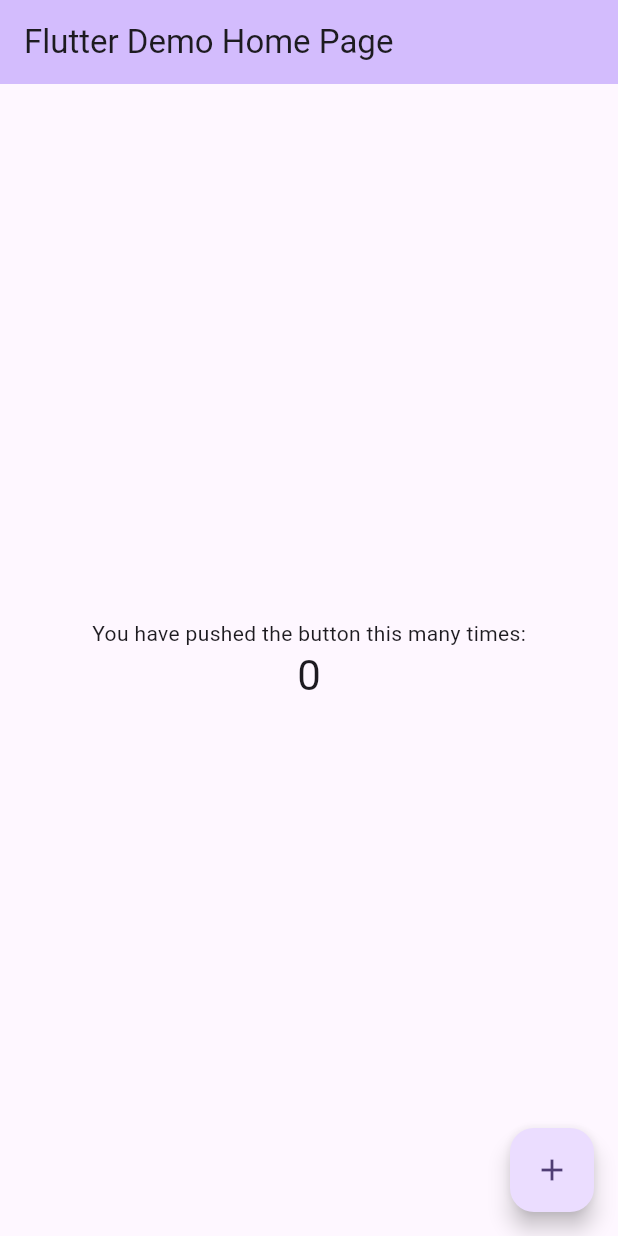
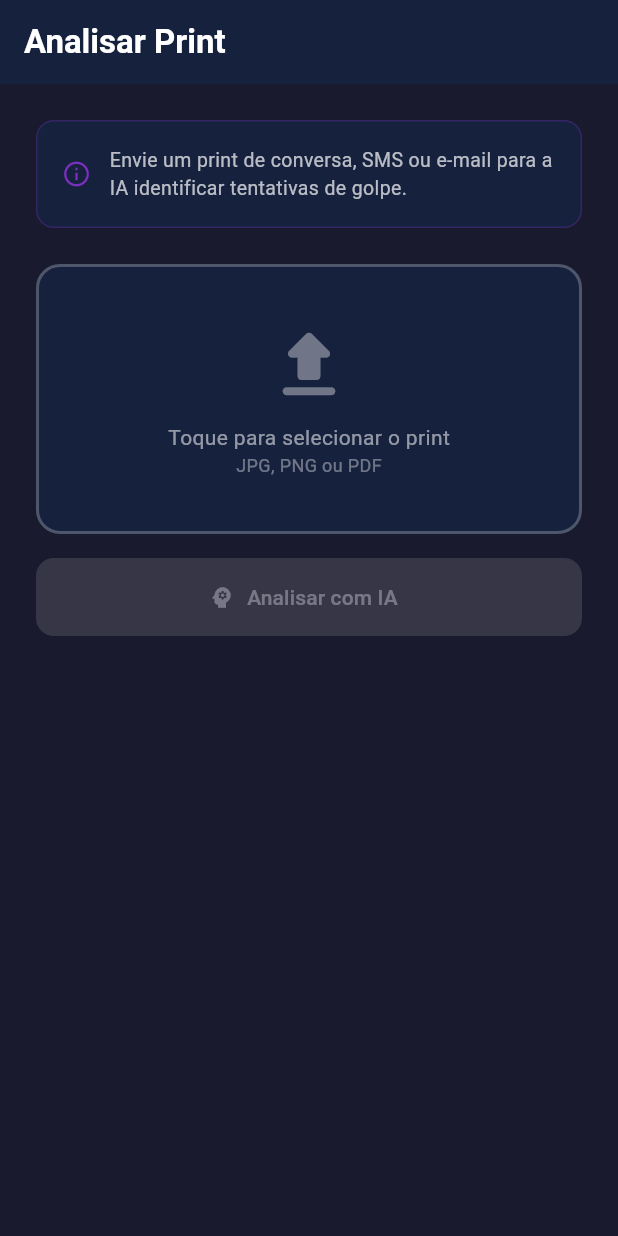
Before and after one commit to Carolliny-cmd/PHIZE, a Flutter app: the screen it shows after launch, on a phone screen of 412 x 824 dp. Run offline on Flutter 3.47's test engine with Material 3 defaults, Android fonts, the phone set to English and light mode, and no system bars.

Commit message:
feat: analisador de prints

```diff
--- a/lib/main.dart
+++ b/lib/main.dart
@@ -1,122 +1,26 @@
 import 'package:flutter/material.dart';
+import 'screens/analisador_prints_screen.dart';
 
 void main() {
-  runApp(const MyApp());
+  runApp(const PhizeApp());
 }
 
-class MyApp extends StatelessWidget {
-  const MyApp({super.key});
+class PhizeApp extends StatelessWidget {
+  const PhizeApp({super.key});
 
-  // This widget is the root of your application.
   @override
   Widget build(BuildContext context) {
     return MaterialApp(
-      title: 'Flutter Demo',
+      title: 'Phize',
+      debugShowCheckedModeBanner: false,
       theme: ThemeData(
-        // This is the theme of your application.
-        //
-        // TRY THIS: Try running your application with "flutter run". You'll see
-        // the application has a purple toolbar. Then, without quitting the app,
-        // try changing the seedColor in the colorScheme below to Colors.green
-        // and then invoke "hot reload" (save your changes or press the "hot
-        // reload" button in a Flutter-supported IDE, or press "r" if you used
-        // the command line to start the app).
-        //
-        // Notice that the counter didn't reset back to zero; the application
-        // state is not lost during the reload. To reset the state, use hot
-        // restart instead.
-        //
-        // This works for code too, not just values: Most code changes can be
-        // tested with just a hot reload.
-        colorScheme: .fromSeed(seedColor: Colors.deepPurple),
+        colorScheme: ColorScheme.fromSeed(
+          seedColor: const Color(0xFF1A1A2E),
+          brightness: Brightness.dark,
+        ),
+        useMaterial3: true,
       ),
-      home: const MyHomePage(title: 'Flutter Demo Home Page'),
+      home: const AnalisadorPrintsScreen(),
     );
   }
 }
-
-class MyHomePage extends StatefulWidget {
-  const MyHomePage({super.key, required this.title});
-
-  // This widget is the home page of your application. It is stateful, meaning
-  // that it has a State object (defined below) that contains fields that affect
-  // how it looks.
-
-  // This class is the configuration for the state. It holds the values (in this
-  // case the title) provided by the parent (in this case the App widget) and
-  // used by the build method of the State. Fields in a Widget subclass are
-  // always marked "final".
-
-  final String title;
-
-  @override
-  State<MyHomePage> createState() => _MyHomePageState();
-}
-
-class _MyHomePageState extends State<MyHomePage> {
-  int _counter = 0;
-
-  void _incrementCounter() {
-    setState(() {
-      // This call to setState tells the Flutter framework that something has
-      // changed in this State, which causes it to rerun the build method below
-      // so that the display can reflect the updated values. If we changed
-      // _counter without calling setState(), then the build method would not be
-      // called again, and so nothing would appear to happen.
-      _counter++;
-    });
-  }
-
-  @override
-  Widget build(BuildContext context) {
-    // This method is rerun every time setState is called, for instance as done
-    // by the _incrementCounter method above.
-    //
-    // The Flutter framework has been optimized to make rerunning build methods
-    // fast, so that you can just rebuild anything that needs updating rather
-    // than having to individually change instances of widgets.
-    return Scaffold(
-      appBar: AppBar(
-        // TRY THIS: Try changing the color here to a specific color (to
-        // Colors.amber, perhaps?) and trigger a hot reload to see the AppBar
-        // change color while the other colors stay the same.
-        backgroundColor: Theme.of(context).colorScheme.inversePrimary,
-        // Here we take the value from the MyHomePage object that was created by
-        // the App.build method, and use it to set our appbar title.
-        title: Text(widget.title),
-      ),
-      body: Center(
-        // Center is a layout widget. It takes a single child and positions it
-        // in the middle of the parent.
-        child: Column(
-          // Column is also a layout widget. It takes a list of children and
-          // arranges them vertically. By default, it sizes itself to fit its
-          // children horizontally, and tries to be as tall as its parent.
-          //
-          // Column has various properties to control how it sizes itself and
-          // how it positions its children. Here we use mainAxisAlignment to
-          // center the children vertically; the main axis here is the vertical
-          // axis because Columns are vertical (the cross axis would be
-          // horizontal).
-          //
-          // TRY THIS: Invoke "debug painting" (choose the "Toggle Debug Paint"
-          // action in the IDE, or press "p" in the console), to see the
-          // wireframe for each widget.
-          mainAxisAlignment: .center,
-          children: [
-            const Text('You have pushed the button this many times:'),
-            Text(
-              '$_counter',
-              style: Theme.of(context).textTheme.headlineMedium,
-            ),
-          ],
-        ),
-      ),
-      floatingActionButton: FloatingActionButton(
-        onPressed: _incrementCounter,
-        tooltip: 'Increment',
-        child: const Icon(Icons.add),
-      ),
-    );
-  }
-}
--- /dev/null
+++ b/lib/screens/analisador_prints_screen.dart
@@ -0,0 +1,261 @@
+import 'package:flutter/material.dart';
+
+class AnalisadorPrintsScreen extends StatefulWidget {
+  const AnalisadorPrintsScreen({super.key});
+
+  @override
+  State<AnalisadorPrintsScreen> createState() => _AnalisadorPrintsScreenState();
+}
+
+class _AnalisadorPrintsScreenState extends State<AnalisadorPrintsScreen> {
+  bool _analisando = false;
+  bool _imagemSelecionada = false;
+  String? _resultado;
+  double _score = 0;
+  Color _corResultado = Colors.green;
+  List<String> _frasesDetectadas = [];
+
+  void _simularSelecaoImagem() {
+    setState(() {
+      _imagemSelecionada = true;
+      _resultado = null;
+    });
+  }
+
+  void _analisarPrint() async {
+    if (!_imagemSelecionada) return;
+
+    setState(() {
+      _analisando = true;
+      _resultado = null;
+    });
+
+    await Future.delayed(const Duration(seconds: 3));
+
+    setState(() {
+      _analisando = false;
+      _resultado = 'PERIGOSO';
+      _score = 0.91;
+      _corResultado = const Color(0xFFFF4757);
+      _frasesDetectadas = [
+        '⚠️ "Sua conta será bloqueada em 24h"',
+        '⚠️ "Clique aqui para evitar o cancelamento"',
+        '⚠️ "Transfira agora via PIX"',
+      ];
+    });
+  }
+
+  @override
+  Widget build(BuildContext context) {
+    return Scaffold(
+      backgroundColor: const Color(0xFF1A1A2E),
+      appBar: AppBar(
+        backgroundColor: const Color(0xFF16213E),
+        iconTheme: const IconThemeData(color: Color(0xFF00D4FF)),
+        title: const Text(
+          'Analisar Print',
+          style: TextStyle(color: Colors.white, fontWeight: FontWeight.bold),
+        ),
+      ),
+      body: SingleChildScrollView(
+        padding: const EdgeInsets.all(24),
+        child: Column(
+          crossAxisAlignment: CrossAxisAlignment.start,
+          children: [
+            // Instrução
+            Container(
+              padding: const EdgeInsets.all(16),
+              decoration: BoxDecoration(
+                color: const Color(0xFF16213E),
+                borderRadius: BorderRadius.circular(12),
+                border: Border.all(
+                  color: const Color(0xFF7B2FBE).withOpacity(0.3),
+                ),
+              ),
+              child: const Row(
+                children: [
+                  Icon(Icons.info_outline, color: Color(0xFF7B2FBE), size: 20),
+                  SizedBox(width: 12),
+                  Expanded(
+                    child: Text(
+                      'Envie um print de conversa, SMS ou e-mail para a IA identificar tentativas de golpe.',
+                      style: TextStyle(color: Colors.white70, fontSize: 13),
+                    ),
+                  ),
+                ],
+              ),
+            ),
+            const SizedBox(height: 24),
+
+            // Área de upload
+            GestureDetector(
+              onTap: _simularSelecaoImagem,
+              child: Container(
+                width: double.infinity,
+                height: 180,
+                decoration: BoxDecoration(
+                  color: const Color(0xFF16213E),
+                  borderRadius: BorderRadius.circular(16),
+                  border: Border.all(
+                    color: _imagemSelecionada
+                        ? const Color(0xFF7B2FBE)
+                        : Colors.white24,
+                    width: 2,
+                  ),
+                ),
+                child: _imagemSelecionada
+                    ? Column(
+                        mainAxisAlignment: MainAxisAlignment.center,
+                        children: const [
+                          Icon(Icons.image, color: Color(0xFF7B2FBE), size: 60),
+                          SizedBox(height: 8),
+                          Text(
+                            'Print selecionado ✓',
+                            style: TextStyle(
+                              color: Color(0xFF7B2FBE),
+                              fontWeight: FontWeight.bold,
+                            ),
+                          ),
+                          Text(
+                            'Toque para trocar',
+                            style: TextStyle(color: Colors.white38, fontSize: 12),
+                          ),
+                        ],
+                      )
+                    : Column(
+                        mainAxisAlignment: MainAxisAlignment.center,
+                        children: const [
+                          Icon(Icons.upload_rounded, color: Colors.white38, size: 60),
+                          SizedBox(height: 8),
+                          Text(
+                            'Toque para selecionar o print',
+                            style: TextStyle(color: Colors.white54),
+                          ),
+                          Text(
+                            'JPG, PNG ou PDF',
+                            style: TextStyle(color: Colors.white38, fontSize: 12),
+                          ),
+                        ],
+                      ),
+              ),
+            ),
+            const SizedBox(height: 16),
+
+            // Botão analisar
+            SizedBox(
+              width: double.infinity,
+              height: 52,
+              child: ElevatedButton.icon(
+                onPressed: (_imagemSelecionada && !_analisando) ? _analisarPrint : null,
+                icon: _analisando
+                    ? const SizedBox(
+                        width: 20,
+                        height: 20,
+                        child: CircularProgressIndicator(
+                          strokeWidth: 2,
+                          color: Color(0xFF1A1A2E),
+                        ),
+                      )
+                    : const Icon(Icons.psychology),
+                label: Text(_analisando ? 'IA Analisando...' : 'Analisar com IA'),
+                style: ElevatedButton.styleFrom(
+                  backgroundColor: const Color(0xFF7B2FBE),
+                  foregroundColor: Colors.white,
+                  disabledBackgroundColor: Colors.white12,
+                  shape: RoundedRectangleBorder(
+                    borderRadius: BorderRadius.circular(12),
+                  ),
+                ),
+              ),
+            ),
+            const SizedBox(height: 32),
+
+            // Resultado
+            if (_resultado != null) ...[
+              Container(
+                width: double.infinity,
+                padding: const EdgeInsets.all(24),
+                decoration: BoxDecoration(
+                  color: const Color(0xFF16213E),
+                  borderRadius: BorderRadius.circular(16),
+                  border: Border.all(color: _corResultado.withOpacity(0.5)),
+                ),
+                child: Column(
+                  crossAxisAlignment: CrossAxisAlignment.start,
+                  children: [
+                    Row(
+                      children: [
+                        Icon(Icons.dangerous, color: _corResultado, size: 32),
+                        const SizedBox(width: 12),
+                        Text(
+                          _resultado!,
+                          style: TextStyle(
+                            fontSize: 24,
+                            fontWeight: FontWeight.bold,
+                            color: _corResultado,
+                          ),
+                        ),
+                      ],
+                    ),
+                    const SizedBox(height: 16),
+                    ClipRRect(
+                      borderRadius: BorderRadius.circular(8),
+                      child: LinearProgressIndicator(
+                        value: _score,
+                        minHeight: 12,
+                        backgroundColor: Colors.white12,
+                        valueColor: AlwaysStoppedAnimation<Color>(_corResultado),
+                      ),
+                    ),
+                    const SizedBox(height: 8),
+                    Text(
+                      '${(_score * 100).toInt()}% de periculosidade',
+                      style: const TextStyle(color: Colors.white54, fontSize: 13),
+                    ),
+                    const SizedBox(height: 20),
+                    const Text(
+                      'Frases suspeitas detectadas:',
+                      style: TextStyle(
+                        color: Colors.white,
+                        fontWeight: FontWeight.bold,
+                        fontSize: 15,
+                      ),
+                    ),
+                    const SizedBox(height: 12),
+                    ..._frasesDetectadas.map(
+                      (frase) => Container(
+                        margin: const EdgeInsets.only(bottom: 8),
+                        padding: const EdgeInsets.all(12),
+                        decoration: BoxDecoration(
+                          color: _corResultado.withOpacity(0.1),
+                          borderRadius: BorderRadius.circular(8),
+                          border: Border.all(color: _corResultado.withOpacity(0.3)),
+                        ),
+                        child: Text(
+                          frase,
+                          style: const TextStyle(color: Colors.white70, fontSize: 13),
+                        ),
+                      ),
+                    ),
+                    const SizedBox(height: 16),
+                    Container(
+                      padding: const EdgeInsets.all(12),
+                      decoration: BoxDecoration(
+                        color: Colors.white.withOpacity(0.05),
+                        borderRadius: BorderRadius.circular(8),
+                      ),
+                      child: const Text(
+                        '🛡️ Orientação: Não clique em links, não transfira dinheiro e bloqueie o contato. Em caso de dúvida, ligue diretamente para a instituição.',
+                        style: TextStyle(color: Colors.white70, fontSize: 13),
+                      ),
+                    ),
+                  ],
+                ),
+              ),
+            ],
+          ],
+        ),
+      ),
+    );
+  }
+}
```
